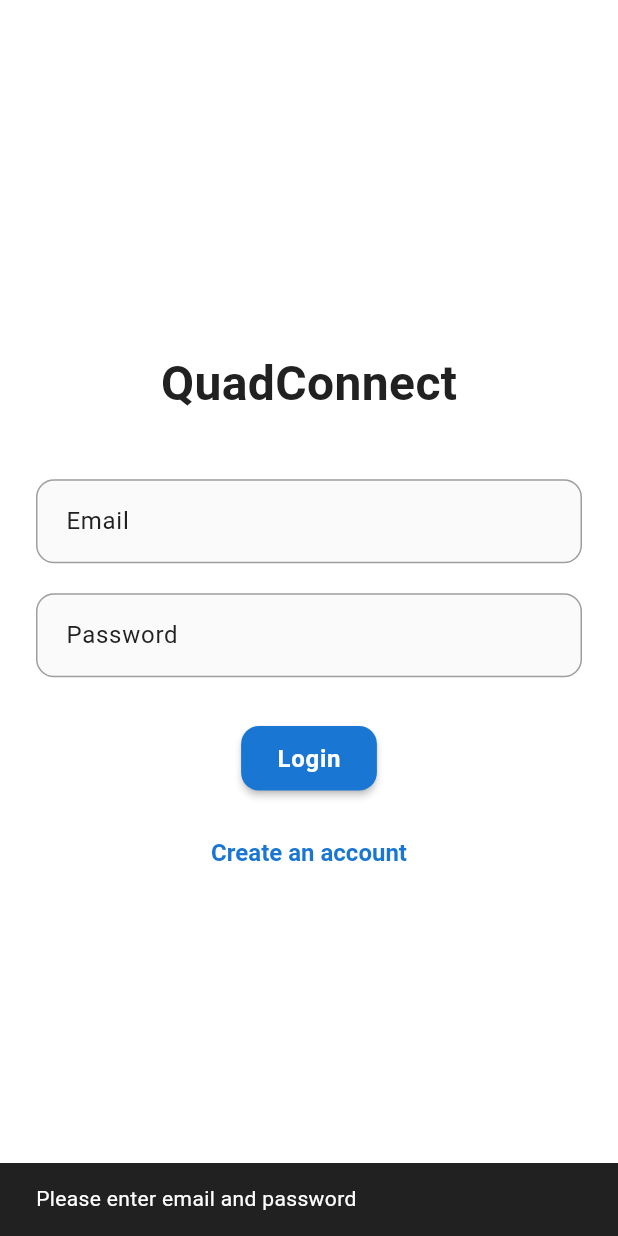
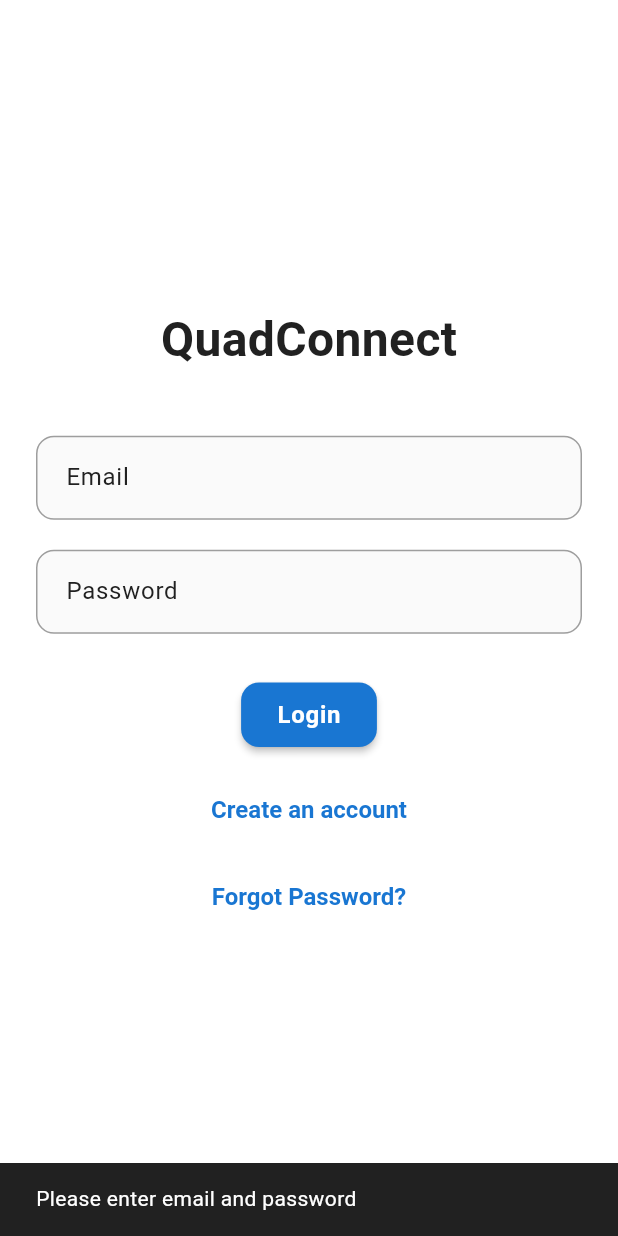
Before and after one commit to pjasmat/QuadConnect, a Flutter app: the screen it shows after launch, after a tap on "Login", on a phone screen of 412 x 824 dp. Run offline on Flutter 3.47's test engine with Material 3 defaults, Android fonts, the phone set to English and light mode, and no system bars; our stand-ins replace cached_network_image, cloud_firestore, emoji_picker_flutter, firebase_auth, firebase_core, firebase_messaging and 5 more; accounts and stored records are empty.

Commit message:
add forget password and password validation

```diff
--- a/lib/models/user_model.dart
+++ b/lib/models/user_model.dart
@@ -47,9 +47,10 @@ class AppUser {
   factory AppUser.fromMap(Map<String, dynamic> map) {
     return AppUser(
       uid: map["uid"],
-      username: map["username"] ?? "",
+      // Support both "username" and "name" for backward compatibility
+      username: map["username"] ?? map["name"] ?? "",
       email: map["email"] ?? "",
-      photoUrl: map["photoUrl"],
+      photoUrl: map["photoUrl"] ?? map["profilePicUrl"],
       bio: map["bio"] ?? "",
       followers: List<String>.from(map["followers"] ?? []),
       following: List<String>.from(map["following"] ?? []),
--- a/lib/screens/login_page.dart
+++ b/lib/screens/login_page.dart
@@ -1,6 +1,9 @@
 import 'package:flutter/material.dart';
 import '../services/auth_service.dart';
+import '../utils/error_messages.dart';
+import '../utils/validation.dart';
 import 'signup_page.dart';
+import 'forgot_password_page.dart';
 import 'home_page.dart';
 
 class LoginPage extends StatefulWidget {
@@ -25,8 +28,10 @@ class _LoginPageState extends State<LoginPage> {
         child: Column(
           mainAxisAlignment: MainAxisAlignment.center,
           children: [
-            const Text("QuadConnect",
-                style: TextStyle(fontSize: 32, fontWeight: FontWeight.bold)),
+            const Text(
+              "QuadConnect",
+              style: TextStyle(fontSize: 32, fontWeight: FontWeight.bold),
+            ),
             const SizedBox(height: 40),
 
             TextField(
@@ -55,7 +60,19 @@ class _LoginPageState extends State<LoginPage> {
 
                       if (email.isEmpty || password.isEmpty) {
                         messenger.showSnackBar(
-                          const SnackBar(content: Text("Please enter email and password")),
+                          const SnackBar(
+                            content: Text("Please enter email and password"),
+                          ),
+                        );
+                        return;
+                      }
+
+                      // Validate email format
+                      if (!Validation.isValidEmail(email)) {
+                        messenger.showSnackBar(
+                          const SnackBar(
+                            content: Text("Please enter a valid email address"),
+                          ),
                         );
                         return;
                       }
@@ -69,14 +86,28 @@ class _LoginPageState extends State<LoginPage> {
 
                         if (result == null) {
                           navigator.pushReplacement(
-                              MaterialPageRoute(builder: (_) => const HomePage()));
+                            MaterialPageRoute(builder: (_) => const HomePage()),
+                          );
                         } else {
-                          messenger.showSnackBar(SnackBar(content: Text(result)));
+                          // Use ErrorMessages utility for user-friendly error messages
+                          messenger.showSnackBar(
+                            SnackBar(
+                              content: Text(
+                                ErrorMessages.getUserFriendlyError(result),
+                              ),
+                              backgroundColor: Colors.red,
+                            ),
+                          );
                         }
                       } catch (e) {
                         if (!mounted) return;
                         messenger.showSnackBar(
-                          SnackBar(content: Text("Login failed: $e")),
+                          SnackBar(
+                            content: Text(
+                              ErrorMessages.getUserFriendlyError(e),
+                            ),
+                            backgroundColor: Colors.red,
+                          ),
                         );
                       } finally {
                         if (mounted) {
@@ -92,9 +123,23 @@ class _LoginPageState extends State<LoginPage> {
             TextButton(
               onPressed: () {
                 Navigator.push(
-                    context, MaterialPageRoute(builder: (_) => const SignupPage()));
+                  context,
+                  MaterialPageRoute(builder: (_) => const SignupPage()),
+                );
               },
               child: const Text("Create an account"),
+            ),
+
+            const SizedBox(height: 10),
+
+            TextButton(
+              onPressed: () {
+                Navigator.push(
+                  context,
+                  MaterialPageRoute(builder: (_) => const ForgotPasswordPage()),
+                );
+              },
+              child: const Text("Forgot Password?"),
             ),
           ],
         ),
--- /dev/null
+++ b/lib/utils/validation.dart
@@ -0,0 +1,42 @@
+class Validation {
+  // Email validation
+  static bool isValidEmail(String email) {
+    if (email.isEmpty) return false;
+    final emailRegex = RegExp(
+      r'^[a-zA-Z0-9._%+-]+@[a-zA-Z0-9.-]+\.[a-zA-Z]{2,}$',
+    );
+    return emailRegex.hasMatch(email);
+  }
+
+  // Password validation
+  static String? validatePassword(String password) {
+    if (password.isEmpty) {
+      return 'Password cannot be empty';
+    }
+    if (password.length < 6) {
+      return 'Password must be at least 6 characters long';
+    }
+    // Optional: Add more complexity requirements
+    // if (!password.contains(RegExp(r'[A-Z]'))) {
+    //   return 'Password must contain at least one uppercase letter';
+    // }
+    // if (!password.contains(RegExp(r'[0-9]'))) {
+    //   return 'Password must contain at least one number';
+    // }
+    return null; // Valid
+  }
+
+  // Name/Username validation
+  static String? validateName(String name) {
+    if (name.isEmpty) {
+      return 'Name cannot be empty';
+    }
+    if (name.length < 2) {
+      return 'Name must be at least 2 characters long';
+    }
+    if (name.length > 50) {
+      return 'Name must be less than 50 characters';
+    }
+    return null; // Valid
+  }
+}
```
Also changed, not shown: lib/screens/forgot_password_page.dart (added, +164 -0 lines), lib/screens/signup_page.dart (+55 -5 lines), lib/services/auth_service.dart (+31 -5 lines), 1 other file.
